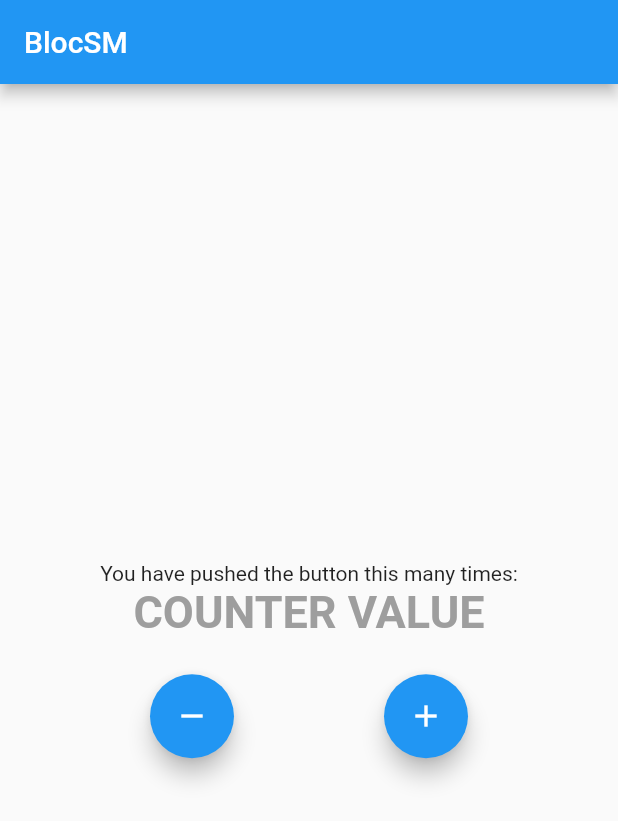
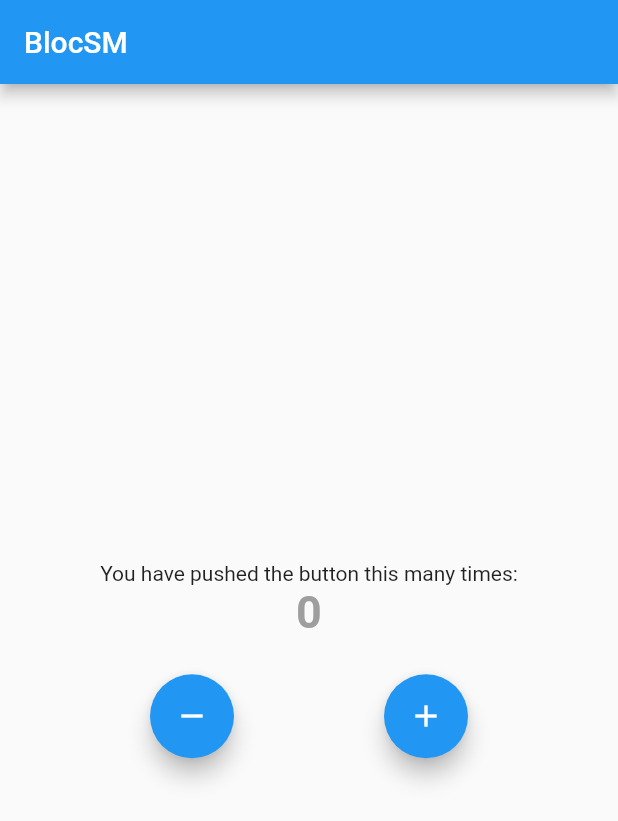
Before and after one commit to skyGwork/bloc_learning, a Flutter app: the screen it shows after launch, on a phone screen of 412 x 824 dp. Shown: the top 821 px of the screen. Run offline on Flutter 3.47's test engine with Material 2 defaults, Android fonts, the phone set to English and light mode, and no system bars; our stand-ins replace flutter_bloc.

```diff
--- a/lib/main.dart
+++ b/lib/main.dart
@@ -1,3 +1,4 @@
+import 'package:bloc_learning/cubit/counter_state.dart';
 import 'package:flutter/material.dart';
 import 'package:flutter_bloc/flutter_bloc.dart';
 
@@ -14,7 +15,6 @@ class MyApp extends StatelessWidget {
   Widget build(BuildContext context) {
     return BlocProvider(
       create: (context) => CounterCubit(),
-
       child: MaterialApp(
         debugShowCheckedModeBanner: false,
         title: 'blocSM-learning',
@@ -23,7 +23,6 @@ class MyApp extends StatelessWidget {
         ),
         home: const MyHomePage(title: 'BlocSM'),
       ),
-
     );
   }
 }
@@ -53,13 +52,19 @@ class _MyHomePageState extends State<MyHomePage> {
             const Text(
               'You have pushed the button this many times:',
             ),
-            const Text(
-              'COUNTER VALUE',
-              style: TextStyle(
-                color: Colors.grey,
-                fontSize: 30,
-                fontWeight: FontWeight.bold,
-              ),
+            BlocBuilder<CounterCubit, CounterState>(
+              builder: (context, state) {
+                return Text(
+                  // state.counterValue.toString(),
+                  //! we need String here
+                  '${state.counterValue}',
+                  style: const TextStyle(
+                    color: Colors.grey,
+                    fontSize: 30,
+                    fontWeight: FontWeight.bold,
+                  ),
+                );
+              },
             ),
             // BlocConsumer<CounterCubit, CounterState>(
             //   listener: (context, state) {
```
